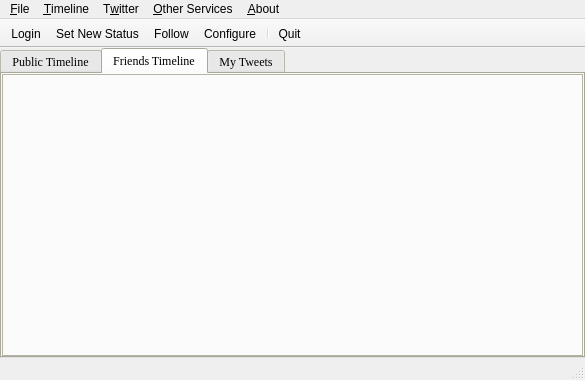
Before: the Qt Designer form branches/abhijit/Ui/mainWindow.ui in KarenMarkosyan/qttwitter, drawn with Qt 5.
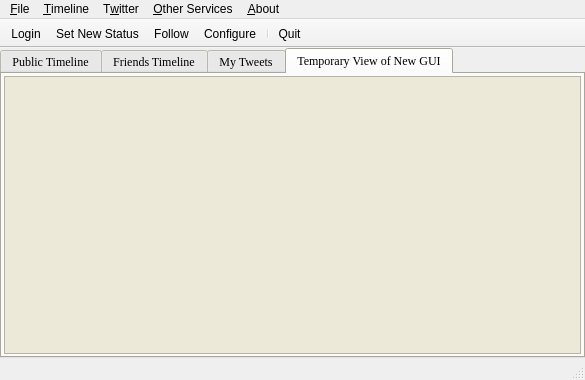
After: the same form once the commit is applied. Icons and pictures are not drawn.

Commit message: Change Log: * A Temporary version of the new GUI is ready with tweet bubbles and clickable user Images. * The code to load userProfileImages off the internet has yet to be implemented

Diff of the .ui file:
```diff
--- a/branches/abhijit/Ui/mainWindow.ui
+++ b/branches/abhijit/Ui/mainWindow.ui
@@ -179,7 +179,7 @@
        <enum>QTabWidget::Rounded</enum>
       </property>
       <property name="currentIndex">
-       <number>1</number>
+       <number>3</number>
       </property>
       <property name="elideMode">
        <enum>Qt::ElideMiddle</enum>
@@ -401,6 +401,59 @@
         </item>
        </layout>
       </widget>
+      <widget class="QWidget" name="tabTempNewGui">
+       <property name="sizePolicy">
+        <sizepolicy hsizetype="Expanding" vsizetype="Expanding">
+         <horstretch>0</horstretch>
+         <verstretch>0</verstretch>
+        </sizepolicy>
+       </property>
+       <property name="styleSheet">
+        <string>background-image: url(:/globalStyle/BG_LIGHT);</string>
+       </property>
+       <attribute name="title">
+        <string>Temporary View of New GUI</string>
+       </attribute>
+       <layout class="QHBoxLayout" name="horizontalLayout">
+        <property name="spacing">
+         <number>4</number>
+        </property>
+        <property name="margin">
+         <number>2</number>
+        </property>
+        <item>
+         <widget class="QScrollArea" name="scrollArea">
+          <property name="autoFillBackground">
+           <bool>false</bool>
+          </property>
+          <property name="widgetResizable">
+           <bool>true</bool>
+          </property>
+          <widget class="QWidget" name="scrollAreaWidgetContents">
+           <property name="geometry">
+            <rect>
+             <x>0</x>
+             <y>0</y>
+             <width>573</width>
+             <height>270</height>
+            </rect>
+           </property>
+           <layout class="QVBoxLayout" name="newGuiVLayout">
+            <property name="spacing">
+             <number>2</number>
+            </property>
+            <property name="sizeConstraint">
+             <enum>QLayout::SetMinAndMaxSize</enum>
+            </property>
+            <property name="margin">
+             <number>1</number>
+            </property>
+           </layout>
+          </widget>
+         </widget>
+        </item>
+       </layout>
+      </widget>
      </widget>
     </item>
    </layout>
```
The commit also changes 7 other files.
